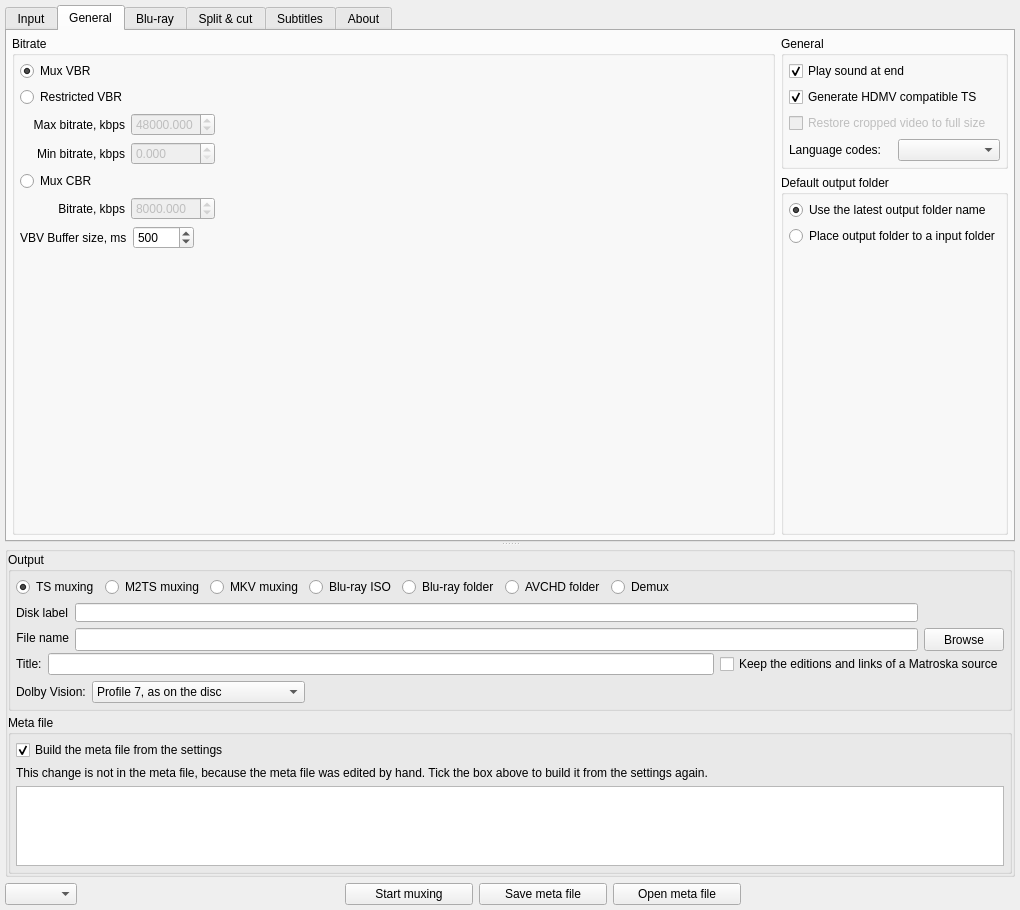
teaching-droid/tsMuxer, file tsMuxerGUI/tsmuxerwindow.ui: the form before one commit.
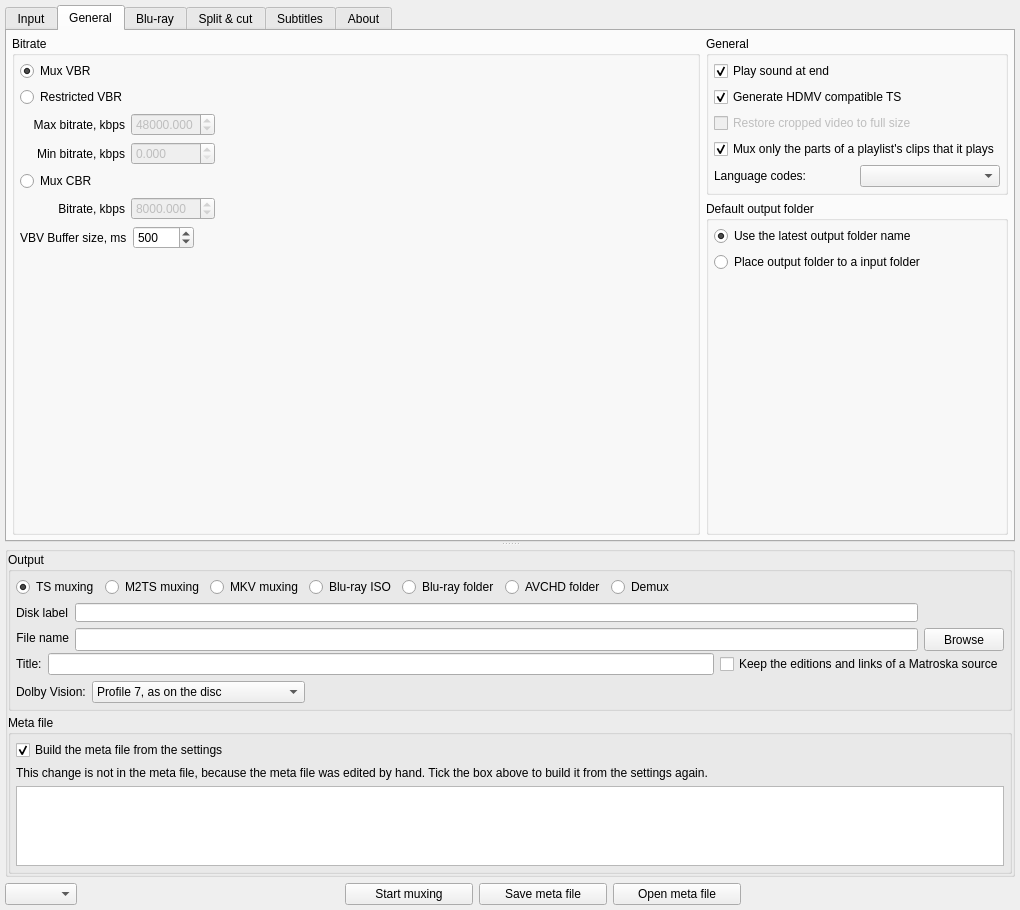
The form after the commit. The open tabs and pages were chosen to show the change. Icons and pictures are not drawn.

Commit message: feat(gui): a switch for the parts of a playlist's clips

What changed in the file:
```diff
--- a/tsMuxerGUI/tsmuxerwindow.ui
+++ b/tsMuxerGUI/tsmuxerwindow.ui
@@ -1314,6 +1314,19 @@
                </property>
               </widget>
              </item>
+             <item>
+              <widget class="QCheckBox" name="checkBoxPlaylistParts">
+               <property name="toolTip">
+                <string>A Blu-ray playlist can play only part of a clip. Ticked, only that part is muxed, cut at the key pictures around it, as a player plays it. Unticked, every clip is muxed whole, as earlier versions did.</string>
+               </property>
+               <property name="text">
+                <string>Mux only the parts of a playlist's clips that it plays</string>
+               </property>
+               <property name="checked">
+                <bool>true</bool>
+               </property>
+              </widget>
+             </item>
              <item>
               <layout class="QHBoxLayout" name="langCodesLayout">
                <item>
```
The commit also changes 10 other files.
